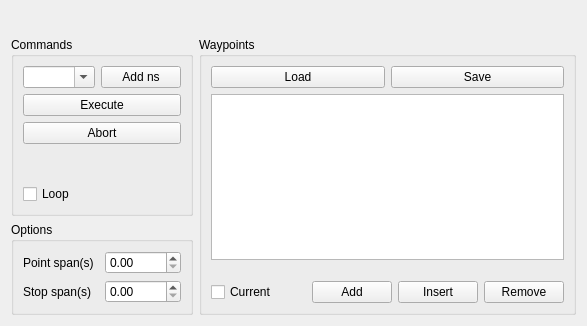
First picture: the form in ui/navi_waypoints.ui, repository xinjuezou-whi/whi_rviz_plugins, before the edit.
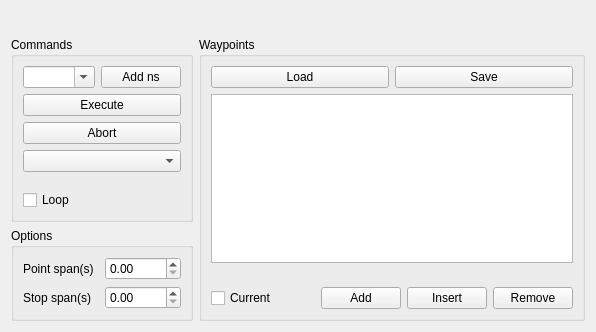
Second picture: the form after the edit.

Commit message: add abort to row

Diff of the .ui file:
```diff
--- a/ui/navi_waypoints.ui
+++ b/ui/navi_waypoints.ui
@@ -6,8 +6,8 @@
    <rect>
     <x>0</x>
     <y>0</y>
-    <width>587</width>
-    <height>326</height>
+    <width>596</width>
+    <height>332</height>
    </rect>
   </property>
   <property name="windowTitle">
@@ -89,6 +89,9 @@
               </property>
              </widget>
             </item>
+            <item>
+             <widget class="QComboBox" name="comboBox_abort_to"/>
+            </item>
             <item>
              <spacer name="verticalSpacer_3">
               <property name="orientation">
```
The commit also changes 5 other files.
